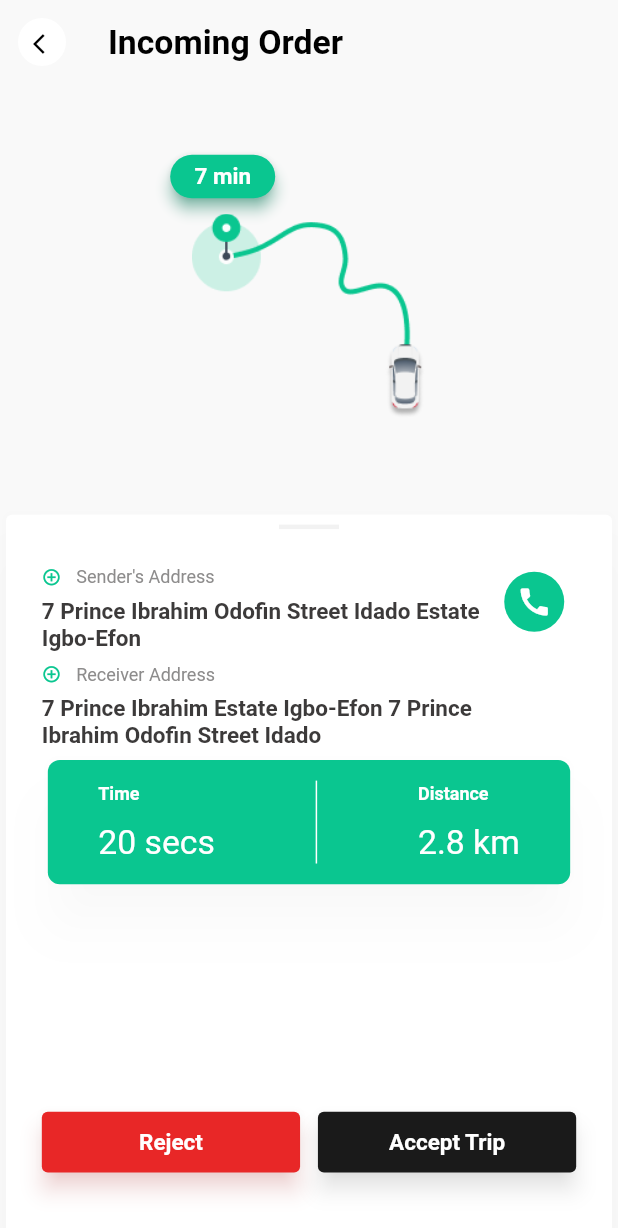
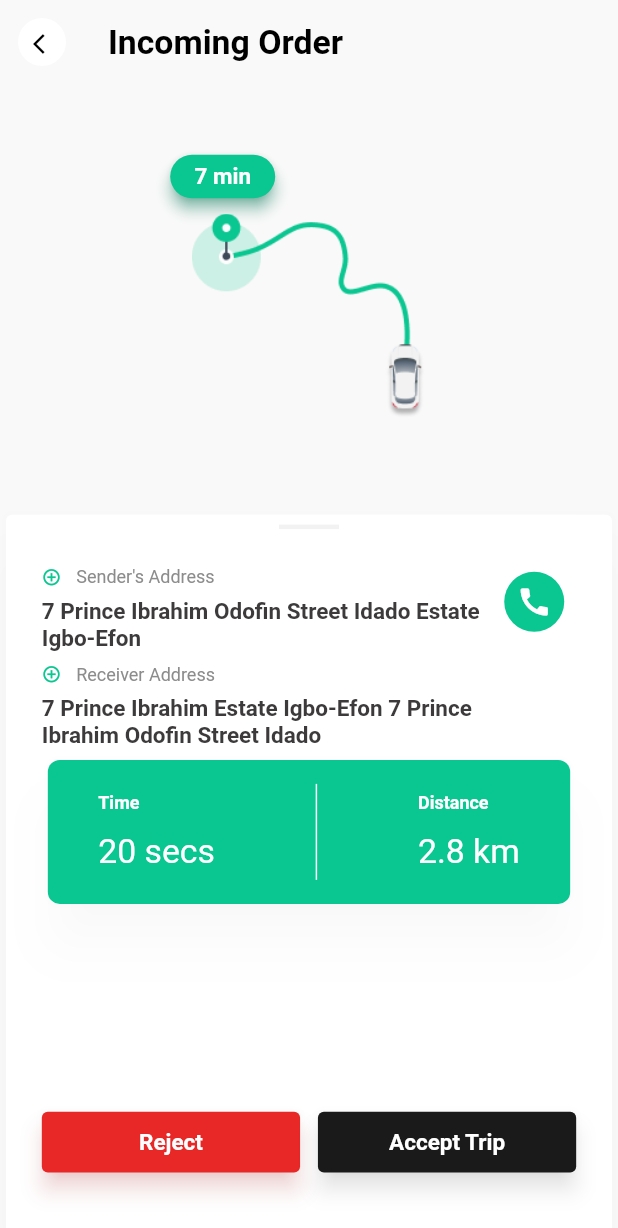
Before and after one commit to medwonuola/jetiffy_sample, a Flutter app: the screen it shows after launch, on a phone screen of 412 x 824 dp. Shown: the top 1228 px of the screen. Run offline on Flutter 3.47's test engine with Material 2 defaults, Android fonts, the phone set to English and light mode, and no system bars.

Commit message:
Time distance widget created

```diff
--- a/lib/components/time_distance.dart
+++ b/lib/components/time_distance.dart
@@ -11,8 +11,6 @@ class TimeAndDistance extends StatelessWidget {
 
   @override
   Widget build(BuildContext context) {
-    Size size = MediaQuery.of(context).size;
-    double heightFactor = size.height / 954;
     return Card(
       elevation: 15,
       color: kPrimaryColor,
@@ -20,7 +18,7 @@ class TimeAndDistance extends StatelessWidget {
       shape: const RoundedRectangleBorder(
           borderRadius: BorderRadius.all(Radius.circular(8))),
       child: SizedBox(
-        height: 96 * heightFactor,
+        height: 96 ,
         child: Row(
           crossAxisAlignment: CrossAxisAlignment.center,
           mainAxisAlignment: MainAxisAlignment.spaceAround,
@@ -29,7 +27,7 @@ class TimeAndDistance extends StatelessWidget {
             Container(
               color: Colors.white,
               width: 1,
-              height: 64 * heightFactor,
+              height: 64 ,
             ),
             buildColumn("Distance", distance),
           ],
```
